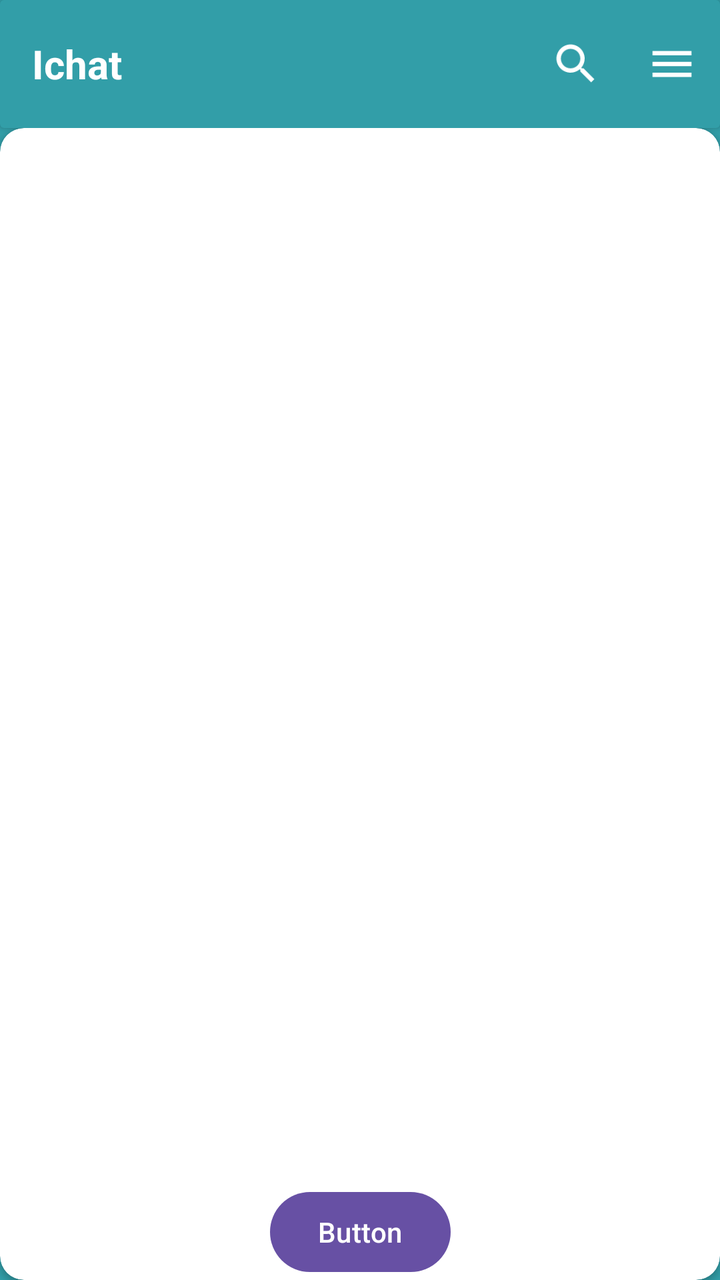
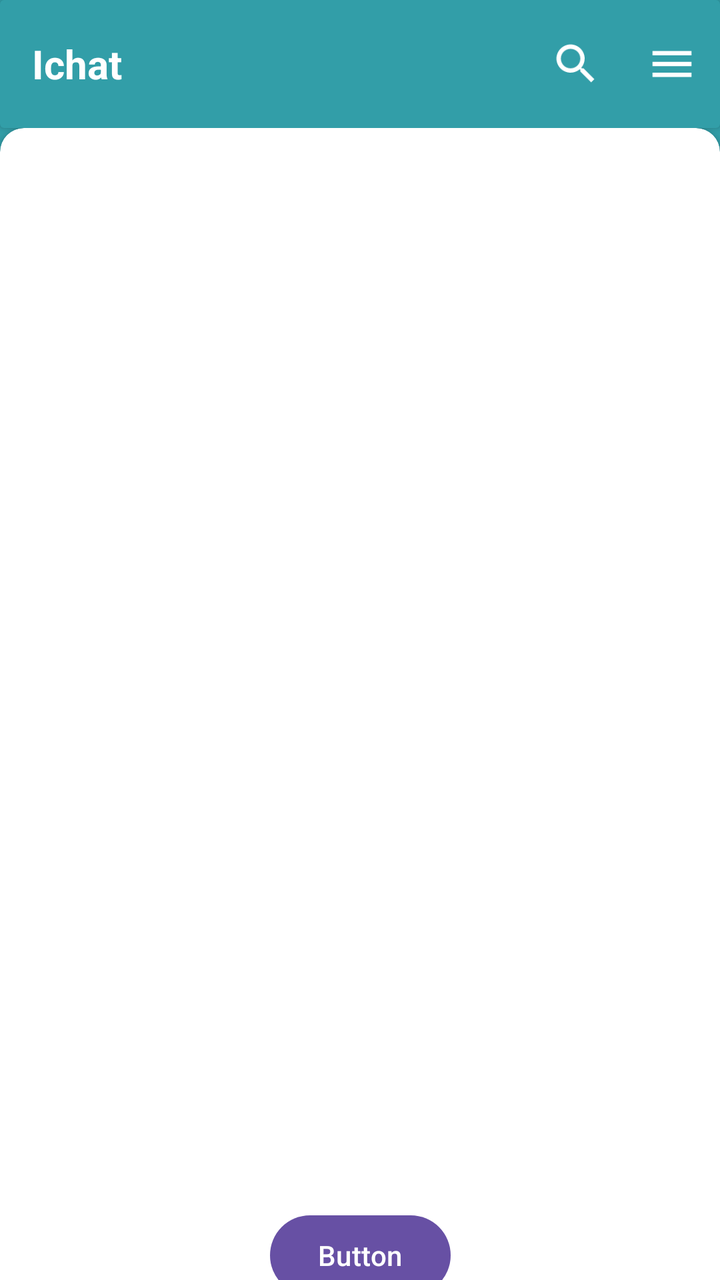

Compare the two renders of this Android layout. The source of the first and the diff that turns it into the second are given below.
<!-- AndroidManifest.xml: application theme Theme.ChatApp -->
<!-- res/layout/fragment_main_page.xml -->
<?xml version="1.0" encoding="utf-8"?>
<androidx.constraintlayout.widget.ConstraintLayout xmlns:android="http://schemas.android.com/apk/res/android"
    xmlns:app="http://schemas.android.com/apk/res-auto"
    xmlns:tools="http://schemas.android.com/tools"
    android:layout_width="match_parent"
    android:layout_height="match_parent"
    tools:context=".fragments.MainPage"
    android:background="@color/primary">


    <androidx.cardview.widget.CardView
        android:id="@+id/topAppBar"
        android:layout_width="0dp"
        android:layout_height="64dp"
        app:cardBackgroundColor="@color/primary"
        app:layout_constraintEnd_toEndOf="parent"
        app:layout_constraintStart_toStartOf="parent"
        app:layout_constraintTop_toTopOf="parent">

        <androidx.constraintlayout.widget.ConstraintLayout
            android:layout_width="match_parent"
            android:layout_height="match_parent">

            <TextView
                style="@style/primaryTextStyleOnBackground"
                android:layout_width="wrap_content"
                android:layout_height="match_parent"
                android:layout_marginStart="16dp"
                android:gravity="center"
                android:text="Ichat"
                android:textStyle="bold"
                android:textSize="20dp"
                app:layout_constraintBottom_toBottomOf="parent"
                app:layout_constraintStart_toStartOf="parent"
                app:layout_constraintTop_toTopOf="parent" />

            <ImageView
                android:id="@+id/menu"
                android:layout_width="48dp"
                android:layout_height="match_parent"
                android:src="@drawable/outline_menu_24"
                android:padding="11dp"
                app:layout_constraintBottom_toBottomOf="parent"
                app:layout_constraintEnd_toEndOf="parent"
                app:layout_constraintTop_toTopOf="parent" />

            <ImageView
                android:id="@+id/userSearch"
                android:layout_width="48dp"
                android:layout_height="match_parent"
                android:src="@drawable/baseline_search_24"
                android:padding="11dp"
                app:layout_constraintBottom_toBottomOf="parent"
                app:layout_constraintEnd_toStartOf="@id/menu"
                app:layout_constraintTop_toTopOf="parent" />


        </androidx.constraintlayout.widget.ConstraintLayout>

    </androidx.cardview.widget.CardView>

    <androidx.cardview.widget.CardView
        android:layout_width="match_parent"
        android:layout_height="0dp"
        android:visibility="visible"
        app:cardBackgroundColor="@color/background"
        app:cardCornerRadius="12dp"
        app:layout_constraintBottom_toBottomOf="parent"
        app:layout_constraintEnd_toEndOf="parent"
        app:layout_constraintStart_toStartOf="parent"
        app:layout_constraintTop_toBottomOf="@+id/topAppBar">

        <androidx.constraintlayout.widget.ConstraintLayout
            android:layout_width="match_parent"
            android:layout_height="match_parent">

            <Button
                android:id="@+id/button"
                android:layout_width="wrap_content"
                android:layout_height="wrap_content"
                android:text="Button"
                app:layout_constraintBottom_toBottomOf="parent"
                app:layout_constraintEnd_toEndOf="parent"
                app:layout_constraintStart_toStartOf="parent" />

            <androidx.recyclerview.widget.RecyclerView
                android:id="@+id/userList"
                android:layout_width="match_parent"
                android:layout_height="match_parent"
                android:layout_marginStart="8dp"
                android:layout_marginTop="8dp"
                android:layout_marginEnd="8dp"
                app:layout_constraintBottom_toBottomOf="parent"
                app:layout_constraintEnd_toEndOf="parent"
                app:layout_constraintStart_toStartOf="parent"
                app:layout_constraintTop_toTopOf="parent" />
        </androidx.constraintlayout.widget.ConstraintLayout>
    </androidx.cardview.widget.CardView>

</androidx.constraintlayout.widget.ConstraintLayout>
<!-- resources referenced by this layout -->
<resources>
  <color name="background">#ffffff</color>
  <color name="primary">#329ea8</color>
  <!-- drawable baseline_search_24 (drawable) -->
  <vector xmlns:android="http://schemas.android.com/apk/res/android" android:height="24dp" android:tint="#FFFFFF" android:viewportHeight="24" android:viewportWidth="24" android:width="24dp">
        
      <path android:fillColor="@android:color/white" android:pathData="M15.5,14h-0.79l-0.28,-0.27C15.41,12.59 16,11.11 16,9.5 16,5.91 13.09,3 9.5,3S3,5.91 3,9.5 5.91,16 9.5,16c1.61,0 3.09,-0.59 4.23,-1.57l0.27,0.28v0.79l5,4.99L20.49,19l-4.99,-5zM9.5,14C7.01,14 5,11.99 5,9.5S7.01,5 9.5,5 14,7.01 14,9.5 11.99,14 9.5,14z"/>
      
  </vector>
  <!-- drawable outline_menu_24 (drawable) -->
  <vector xmlns:android="http://schemas.android.com/apk/res/android" android:height="24dp" android:tint="#FFFFFF" android:viewportHeight="960" android:viewportWidth="960" android:width="24dp">
        
      <path android:fillColor="@android:color/white" android:pathData="M120,720L120,640L840,640L840,720L120,720ZM120,520L120,440L840,440L840,520L120,520ZM120,320L120,240L840,240L840,320L120,320Z"/>
      
  </vector>
  <style name="primaryTextStyleOnBackground">
          <item name="android:textSize">14sp</item>
          <item name="android:textColor">@color/white</item>
          <item name="fontFamily">@font/hostgrotesk</item>
      </style>
  <style name="Theme.ChatApp" parent="Base.Theme.ChatApp" />
  <color name="white">#FFFFFFFF</color>
  <style name="Base.Theme.ChatApp" parent="Theme.Material3.DayNight.NoActionBar">
          
          
      </style>
</resources>

<!-- the commit's change to res/layout/fragment_main_page.xml (unified diff, before → after) -->
@@ -65,6 +65,8 @@
         android:visibility="visible"
         app:cardBackgroundColor="@color/background"
         app:cardCornerRadius="12dp"
+        android:layout_marginBottom="-12dp"
+        android:paddingBottom="12dp"
         app:layout_constraintBottom_toBottomOf="parent"
         app:layout_constraintEnd_toEndOf="parent"
         app:layout_constraintStart_toStartOf="parent"
